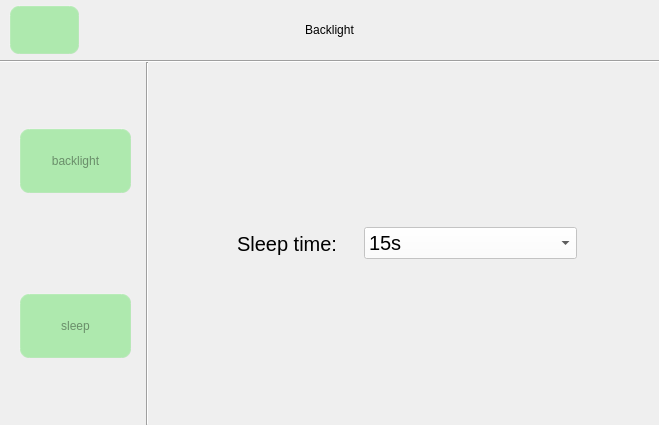
Above: backlight.ui from jizizihe/baijie_demo before the change. Below: the same form after it.
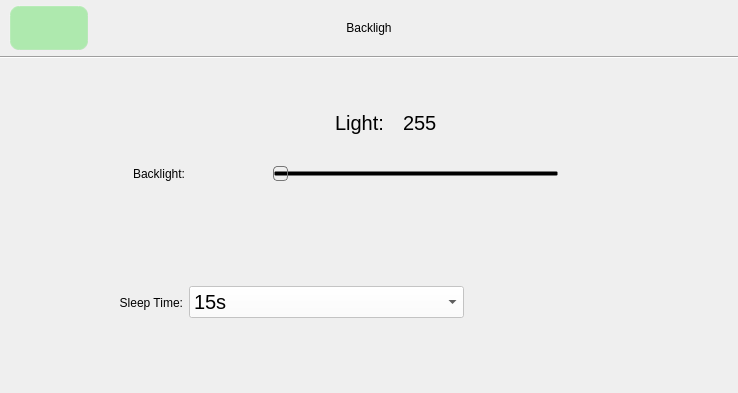
That is the form after the change. Icons and pictures are not drawn. Custom widgets are drawn as their Qt base class.

What changed in the file:
```diff
--- a/backlight.ui
+++ b/backlight.ui
@@ -6,8 +6,8 @@
    <rect>
     <x>0</x>
     <y>0</y>
-    <width>659</width>
-    <height>425</height>
+    <width>738</width>
+    <height>393</height>
    </rect>
   </property>
   <property name="sizePolicy">
@@ -30,38 +30,43 @@
 {
 border-image: url(:/button_image/all/background(1).png);
 }
-/****************按钮部件*******************/
+
+/****************QPushButton*******************/
 QPushButton{
-     background-color: rgba(100, 225, 100, 120);/*背景色*/
-     border-style: outset; /*边框样式*/
-     border-width:  2px;  /*边框宽度为4像素*/
-     border-radius: 10px; /*边框圆角半径*/
-     border-color: rgba(255, 225, 255, 30);/*边框颜色*/
-     color:rgba(0, 0, 0, 100);/*字体颜色*/
-     padding: 6px; /*填衬*/
-    outline: none; /*去掉按钮的虚线框*/
+     background-color: rgba(100, 225, 100, 120);
+     border-style: outset; 
+     border-width:  2px;  
+     border-radius: 10px;
+     border-color: rgba(255, 225, 255, 30);
+     color:rgba(0, 0, 0, 100);
+     padding: 6px; 
+    outline: none; 
 }
 
-QPushButton:hover{ /*鼠标悬停在按钮上时*/
+QPushButton:hover{ 
         background-color:rgba(100,255,100, 100);
         border-color: rgba(255, 225, 255, 200);
         color:rgba(0, 0, 0, 200);
 }
 
-QPushButton:pressed { /*按钮被按下时*/
+QPushButton:pressed { 
      background-color:rgba(100,255,100, 200);
      border-color: rgba(255, 225, 255, 30);
      border-style: inset;
      color:rgba(0, 0, 0, 100);
 }
-
 QComboBox QAbstractItemView {
-outline:0px;
-background-color:rgba(255, 255, 255, 180);
+     outline:0px;
+     background-color:rgba(255, 255, 255, 180);
 }
 QComboBox {
-outline:0px;
-background-color:rgba(255, 255, 255, 200);
+     outline:0px;
+     background-color:rgba(255, 255, 255, 200);
+}
+
+QMessageBox {
+	background-image: url(:/button_image/all/background.jpg);
+	border:1px solid gray;
 }
 
 QTextEdit
@@ -71,7 +76,7 @@
 }</string>
   </property>
   <widget class="QWidget" name="centralwidget">
-   <layout class="QGridLayout" name="gridLayout_2" rowstretch="1,0,6">
+   <layout class="QGridLayout" name="gridLayout" rowstretch="1,0,6">
     <property name="leftMargin">
      <number>0</number>
     </property>
@@ -87,6 +92,113 @@
     <property name="spacing">
      <number>0</number>
     </property>
+    <item row="0" column="0">
+     <layout class="QHBoxLayout" name="horizontalLayout" stretch="1,2,3,2,1">
+      <property name="spacing">
+       <number>0</number>
+      </property>
+      <property name="leftMargin">
+       <number>9</number>
+      </property>
+      <property name="topMargin">
+       <number>5</number>
+      </property>
+      <property name="rightMargin">
+       <number>9</number>
+      </property>
+      <property name="bottomMargin">
+       <number>5</number>
+      </property>
+      <item>
+       <widget class="QPushButton" name="btn_ret">
+        <property name="sizePolicy">
+         <sizepolicy hsizetype="Minimum" vsizetype="Minimum">
+          <horstretch>0</horstretch>
+          <verstretch>0</verstretch>
+         </sizepolicy>
+        </property>
+        <property name="minimumSize">
+         <size>
+          <width>0</width>
+          <height>0</height>
+         </size>
+        </property>
+        <property name="maximumSize">
+         <size>
+          <width>16777215</width>
+          <height>16777215</height>
+         </size>
+        </property>
+        <property name="styleSheet">
+         <string notr="true"/>
+        </property>
+        <property name="text">
+         <string/>
+        </property>
+        <property name="icon">
+         <iconset>
+          <normalon>:/button_image/return.png</normalon>
+         </iconset>
+        </property>
+        <property name="iconSize">
+         <size>
+          <width>32</width>
+          <height>32</height>
+         </size>
+        </property>
+       </widget>
+      </item>
+      <item>
+       <spacer name="horizontalSpacer_12">
+        <property name="orientation">
+         <enum>Qt::Horizontal</enum>
+        </property>
+        <property name="sizeHint" stdset="0">
+         <size>
+          <width>40</width>
+          <height>20</height>
+         </size>
+        </property>
+       </spacer>
+      </item>
+      <item>
+       <widget class="QLabel" name="lbl_backlightTitle">
+        <property name="text">
+         <string>Backligh</string>
+        </property>
+        <property name="alignment">
+         <set>Qt::AlignCenter</set>
+        </property>
+       </widget>
+      </item>
+      <item>
+       <spacer name="horizontalSpacer_2">
+        <property name="orientation">
+         <enum>Qt::Horizontal</enum>
+        </property>
+        <property name="sizeHint" stdset="0">
+         <size>
+          <width>40</width>
+          <height>20</height>
+         </size>
+        </property>
+       </spacer>
+      </item>
+      <item>
+       <spacer name="horizontalSpacer_11">
+        <property name="orientation">
+         <enum>Qt::Horizontal</enum>
+        </property>
+        <property name="sizeHint" stdset="0">
+         <size>
+          <width>40</width>
+          <height>20</height>
+         </size>
+        </property>
+       </spacer>
+      </item>
+     </layout>
+    </item>
     <item row="1" column="0">
      <widget class="Line" name="line">
       <property name="minimumSize">
@@ -110,410 +222,25 @@
      </widget>
     </item>
     <item row="2" column="0">
-     <layout class="QHBoxLayout" name="horizontalLayout_7" stretch="2,0,7">
-      <item>
-       <widget class="QWidget" name="widget" native="true">
-        <property name="sizePolicy">
-         <sizepolicy hsizetype="Preferred" vsizetype="Minimum">
-          <horstretch>0</horstretch>
-          <verstretch>0</verstretch>
-         </sizepolicy>
-        </property>
-        <property name="minimumSize">
-         <size>
-          <width>0</width>
-          <height>0</height>
-         </size>
-        </property>
-        <property name="maximumSize">
-         <size>
-          <width>16777215</width>
-          <height>16777215</height>
-         </size>
-        </property>
-        <layout class="QVBoxLayout" name="verticalLayout" stretch="2,2,3,2,2">
+     <layout class="QVBoxLayout" name="verticalLayout" stretch="2,1,3,2,3,2">
          <property name="spacing">
           <number>0</number>
          </property>
-         <property name="leftMargin">
-          <number>5</number>
-         </property>
-         <property name="topMargin">
-          <number>0</number>
-         </property>
-         <property name="rightMargin">
-          <number>0</number>
-         </property>
-         <property name="bottomMargin">
-          <number>0</number>
-         </property>
          <item>
-          <spacer name="verticalSpacer_4">
+       <spacer name="verticalSpacer">
            <property name="orientation">
             <enum>Qt::Vertical</enum>
            </property>
            <property name="sizeHint" stdset="0">
             <size>
              <width>20</width>
-             <height>90</height>
+          <height>40</height>
             </size>
            </property>
           </spacer>
          </item>
          <item>
-          <layout class="QHBoxLayout" name="horizontalLayout_5" stretch="1,8,1">
-           <property name="spacing">
-            <number>0</number>
-           </property>
-           <item>
-            <spacer name="horizontalSpacer_7">
-             <property name="orientation">
-              <enum>Qt::Horizontal</enum>
-             </property>
-             <property name="sizeHint" stdset="0">
-              <size>
-               <width>40</width>
-               <height>20</height>
-              </size>
-             </property>
-            </spacer>
-           </item>
-           <item>
-            <widget class="QPushButton" name="btn_ligth">
-             <property name="sizePolicy">
-              <sizepolicy hsizetype="Minimum" vsizetype="Minimum">
-               <horstretch>0</horstretch>
-               <verstretch>0</verstretch>
-              </sizepolicy>
-             </property>
-             <property name="minimumSize">
-              <size>
-               <width>0</width>
-               <height>0</height>
-              </size>
-             </property>
-             <property name="maximumSize">
-              <size>
-               <width>16777215</width>
-               <height>16777215</height>
-              </size>
-             </property>
-             <property name="text">
-              <string>backlight</string>
-             </property>
-             <property name="icon">
-              <iconset resource="translation.qrc">
-               <normaloff>:/button_image/backlight_2.svg</normaloff>:/button_image/backlight_2.svg</iconset>
-             </property>
-             <property name="iconSize">
-              <size>
-               <width>32</width>
-               <height>32</height>
-              </size>
-             </property>
-            </widget>
-           </item>
-           <item>
-            <spacer name="horizontalSpacer_8">
-             <property name="orientation">
-              <enum>Qt::Horizontal</enum>
-             </property>
-             <property name="sizeHint" stdset="0">
-              <size>
-               <width>40</width>
-               <height>20</height>
-              </size>
-             </property>
-            </spacer>
-           </item>
-          </layout>
-         </item>
-         <item>
-          <spacer name="verticalSpacer_5">
-           <property name="orientation">
-            <enum>Qt::Vertical</enum>
-           </property>
-           <property name="sizeHint" stdset="0">
-            <size>
-             <width>20</width>
-             <height>89</height>
-            </size>
-           </property>
-          </spacer>
-         </item>
-         <item>
-          <layout class="QHBoxLayout" name="horizontalLayout_6" stretch="1,8,1">
-           <property name="spacing">
-            <number>0</number>
-           </property>
-           <item>
-            <spacer name="horizontalSpacer_9">
-             <property name="orientation">
-              <enum>Qt::Horizontal</enum>
-             </property>
-             <property name="sizeHint" stdset="0">
-              <size>
-               <width>40</width>
-               <height>20</height>
-              </size>
-             </property>
-            </spacer>
-           </item>
-           <item>
-            <widget class="QPushButton" name="btn_sleep">
-             <property name="sizePolicy">
-              <sizepolicy hsizetype="Minimum" vsizetype="Minimum">
-               <horstretch>0</horstretch>
-               <verstretch>0</verstretch>
-              </sizepolicy>
-             </property>
-             <property name="minimumSize">
-              <size>
-               <width>0</width>
-               <height>0</height>
-              </size>
-             </property>
-             <property name="maximumSize">
-              <size>
-               <width>16777215</width>
-               <height>16777215</height>
-              </size>
-             </property>
-             <property name="text">
-              <string>sleep</string>
-             </property>
-             <property name="icon">
-              <iconset resource="translation.qrc">
-               <normaloff>:/button_image/moon1.svg</normaloff>:/button_image/moon1.svg</iconset>
-             </property>
-             <property name="iconSize">
-              <size>
-               <width>32</width>
-               <height>32</height>
-              </size>
-             </property>
-            </widget>
-           </item>
-           <item>
-            <spacer name="horizontalSpacer_10">
-             <property name="orientation">
-              <enum>Qt::Horizontal</enum>
-             </property>
-             <property name="sizeHint" stdset="0">
-              <size>
-               <width>40</width>
-               <height>20</height>
-              </size>
-             </property>
-            </spacer>
-           </item>
-          </layout>
-         </item>
-         <item>
-          <spacer name="verticalSpacer_6">
-           <property name="orientation">
-            <enum>Qt::Vertical</enum>
-           </property>
-           <property name="sizeHint" stdset="0">
-            <size>
-             <width>20</width>
-             <height>90</height>
-            </size>
-           </property>
-          </spacer>
-         </item>
-        </layout>
-       </widget>
-      </item>
-      <item>
-       <widget class="Line" name="line_2">
-        <property name="maximumSize">
-         <size>
-          <width>2</width>
-          <height>16777215</height>
-         </size>
-        </property>
-        <property name="orientation">
-         <enum>Qt::Vertical</enum>
-        </property>
-       </widget>
-      </item>
-      <item>
-       <widget class="QStackedWidget" name="stackedWidget">
-        <property name="currentIndex">
-         <number>0</number>
-        </property>
-        <widget class="QWidget" name="page_3">
-         <layout class="QGridLayout" name="gridLayout_3" rowstretch="3,1,3" columnstretch="1,5,1">
-          <property name="leftMargin">
-           <number>0</number>
-          </property>
-          <property name="topMargin">
-           <number>0</number>
-          </property>
-          <property name="rightMargin">
-           <number>0</number>
-          </property>
-          <property name="bottomMargin">
-           <number>0</number>
-          </property>
-          <property name="spacing">
-           <number>0</number>
-          </property>
-          <item row="0" column="1">
-           <spacer name="verticalSpacer_7">
-            <property name="orientation">
-             <enum>Qt::Vertical</enum>
-            </property>
-            <property name="sizeHint" stdset="0">
-             <size>
-              <width>20</width>
-              <height>144</height>
-             </size>
-            </property>
-           </spacer>
-          </item>
-          <item row="1" column="0">
-           <spacer name="horizontalSpacer_4">
-            <property name="orientation">
-             <enum>Qt::Horizontal</enum>
-            </property>
-            <property name="sizeHint" stdset="0">
-             <size>
-              <width>71</width>
-              <height>20</height>
-             </size>
-            </property>
-           </spacer>
-          </item>
-          <item row="1" column="1">
-           <widget class="QWidget" name="widget_2" native="true">
-            <property name="styleSheet">
-             <string notr="true"/>
-            </property>
-            <layout class="QHBoxLayout" name="horizontalLayout_3" stretch="5,1,10">
-             <item>
-              <widget class="QLabel" name="label">
-               <property name="font">
-                <font>
-                 <pointsize>15</pointsize>
-                </font>
-               </property>
-               <property name="text">
-                <string>Sleep time:</string>
-               </property>
-               <property name="alignment">
-                <set>Qt::AlignRight|Qt::AlignTrailing|Qt::AlignVCenter</set>
-               </property>
-              </widget>
-             </item>
-             <item>
-              <spacer name="horizontalSpacer">
-               <property name="orientation">
-                <enum>Qt::Horizontal</enum>
-               </property>
-               <property name="sizeHint" stdset="0">
-                <size>
-                 <width>18</width>
-                 <height>20</height>
-                </size>
-               </property>
-              </spacer>
-             </item>
-             <item>
-              <widget class="QComboBox" name="comboBox">
-               <property name="sizePolicy">
-                <sizepolicy hsizetype="Minimum" vsizetype="Fixed">
-                 <horstretch>0</horstretch>
-                 <verstretch>0</verstretch>
-                </sizepolicy>
-               </property>
-               <property name="minimumSize">
-                <size>
-                 <width>0</width>
-                 <height>0</height>
-                </size>
-               </property>
-               <property name="font">
-                <font>
-                 <pointsize>15</pointsize>
-                </font>
-               </property>
-               <property name="styleSheet">
-                <string notr="true"/>
-               </property>
-               <item>
-                <property name="text">
-                 <string>15s</string>
-                </property>
-               </item>
-               <item>
-                <property name="text">
-                 <string>30s</string>
-                </property>
-               </item>
-               <item>
-                <property name="text">
-                 <string>1min</string>
-                </property>
-               </item>
-               <item>
-                <property name="text">
-                 <string>2min</string>
-                </property>
-               </item>
-               <item>
-                <property name="text">
-                 <string>5min</string>
-                </property>
-               </item>
-               <item>
-                <property name="text">
-                 <string>10min</string>
-                </property>
-               </item>
-               <item>
-                <property name="text">
-                 <string>never</string>
-                </property>
-               </item>
-              </widget>
-             </item>
-            </layout>
-           </widget>
-          </item>
-          <item row="1" column="2">
-           <spacer name="horizontalSpacer_5">
-            <property name="orientation">
-             <enum>Qt::Horizontal</enum>
-            </property>
-            <property name="sizeHint" stdset="0">
-             <size>
-              <width>71</width>
-              <height>20</height>
-             </size>
-            </property>
-           </spacer>
-          </item>
-          <item row="2" column="1">
-           <spacer name="verticalSpacer_8">
-            <property name="orientation">
-             <enum>Qt::Vertical</enum>
-            </property>
-            <property name="sizeHint" stdset="0">
-             <size>
-              <width>20</width>
-              <height>144</height>
-             </size>
-            </property>
-           </spacer>
-          </item>
-         </layout>
-        </widget>
-        <widget class="QWidget" name="page_2">
-         <layout class="QGridLayout" name="gridLayout">
-          <item row="1" column="0">
-           <layout class="QHBoxLayout" name="horizontalLayout_2" stretch="4,1,1,4">
+       <layout class="QHBoxLayout" name="horizontalLayout_2" stretch="5,1,1,4">
             <item>
              <spacer name="horizontalSpacer_3">
               <property name="orientation">
@@ -528,19 +255,22 @@
              </spacer>
             </item>
             <item>
-             <widget class="QLabel" name="label_3">
+         <widget class="QLabel" name="lbl_light">
               <property name="font">
                <font>
                 <pointsize>15</pointsize>
                </font>
               </property>
               <property name="text">
-               <string>light:</string>
+           <string>Light:</string>
+          </property>
+          <property name="alignment">
+           <set>Qt::AlignBottom|Qt::AlignLeading|Qt::AlignLeft</set>
               </property>
              </widget>
             </item>
             <item>
-             <widget class="QLabel" name="label_num">
+         <widget class="QLabel" name="lbl_lightValue">
               <property name="minimumSize">
                <size>
                 <width>30</width>
@@ -562,7 +292,7 @@
                <string>255</string>
               </property>
               <property name="alignment">
-               <set>Qt::AlignLeading|Qt::AlignLeft|Qt::AlignVCenter</set>
+           <set>Qt::AlignBottom|Qt::AlignLeading|Qt::AlignLeft</set>
               </property>
              </widget>
             </item>
@@ -581,7 +311,32 @@
             </item>
            </layout>
           </item>
-          <item row="2" column="0">
+      <item>
+       <layout class="QHBoxLayout" name="horizontalLayout_5" stretch="2,2,10,1,1">
+        <item>
+         <spacer name="horizontalSpacer_10">
+          <property name="orientation">
+           <enum>Qt::Horizontal</enum>
+          </property>
+          <property name="sizeHint" stdset="0">
+           <size>
+            <width>40</width>
+            <height>20</height>
+           </size>
+          </property>
+         </spacer>
+        </item>
+        <item>
+         <widget class="QLabel" name="lbl_backlight">
+          <property name="text">
+           <string>Backlight:</string>
+          </property>
+          <property name="alignment">
+           <set>Qt::AlignRight|Qt::AlignTrailing|Qt::AlignVCenter</set>
+          </property>
+         </widget>
+        </item>
+        <item>
            <widget class="QFrame" name="frame">
             <property name="sizePolicy">
              <sizepolicy hsizetype="Minimum" vsizetype="Minimum">
@@ -592,7 +347,7 @@
             <property name="minimumSize">
              <size>
               <width>0</width>
-              <height>100</height>
+            <height>0</height>
              </size>
             </property>
             <property name="maximumSize">
@@ -602,7 +357,8 @@
              </size>
             </property>
             <property name="styleSheet">
-             <string notr="true"/>
+           <string notr="true"> border-color: transparent;
+background-color: transparent;</string>
             </property>
             <property name="frameShape">
              <enum>QFrame::StyledPanel</enum>
@@ -610,34 +366,40 @@
             <property name="frameShadow">
              <enum>QFrame::Raised</enum>
             </property>
-            <layout class="QHBoxLayout" name="horizontalLayout_4" stretch="1,10,1">
+          <layout class="QHBoxLayout" name="horizontalLayout_4" stretch="1,4,1">
+           <property name="topMargin">
+            <number>0</number>
+           </property>
+           <property name="bottomMargin">
+            <number>0</number>
+           </property>
              <item>
-              <widget class="QLabel" name="label_2">
+            <widget class="QLabel" name="lbl_lightDwon">
                <property name="sizePolicy">
-                <sizepolicy hsizetype="Fixed" vsizetype="Minimum">
+              <sizepolicy hsizetype="Minimum" vsizetype="Minimum">
                  <horstretch>0</horstretch>
                  <verstretch>0</verstretch>
                 </sizepolicy>
                </property>
                <property name="maximumSize">
                 <size>
-                 <width>60</width>
-                 <height>60</height>
-                </size>
-               </property>
+               <width>16777215</width>
+               <height>16777215</height>
+              </size>
+             </property>
+             <property name="styleSheet">
+              <string notr="true">border-image: url(:/button_image/light_l.png);</string>
+             </property>
                <property name="text">
                 <string/>
                </property>
-               <property name="pixmap">
-                <pixmap resource="translation.qrc">:/button_image/light_l.png</pixmap>
-               </property>
                <property name="scaledContents">
                 <bool>true</bool>
                </property>
               </widget>
              </item>
              <item>
-              <widget class="MySlider" name="horizontalSlider">
+            <widget class="MySlider" name="horizontalSlider_light">
                <property name="minimumSize">
                 <size>
                  <width>0</width>
@@ -653,7 +415,7 @@
   
 QSlider::groove:horizontal
 {
-  height: 50px;
+       height: 50px;
        margin: 0px 0;                                         
 }
 
@@ -661,12 +423,11 @@
 {
     background: qlineargradient(x1:0, y1:0, x2:1, y2:1,  
     stop:0 #eee, stop:1 #ccc);  
-border: 1px solid #777;  
-width: 13px;  
-margin-top: -2px;  
-margin-bottom: -2px;  
-border-radius: 4px;  
-
+    border: 1px solid #777;  
+    width: 13px;  
+    margin-top: -2px;  
+    margin-bottom: -2px;  
+    border-radius: 4px;  
 }</string>
                </property>
                <property name="orientation">
@@ -678,7 +439,7 @@
               </widget>
              </item>
              <item>
-              <widget class="QLabel" name="label_4">
+            <widget class="QLabel" name="lbl_lightUp">
                <property name="sizePolicy">
                 <sizepolicy hsizetype="Minimum" vsizetype="Minimum">
                  <horstretch>0</horstretch>
@@ -687,16 +448,16 @@
                </property>
                <property name="maximumSize">
                 <size>
-                 <width>60</width>
-                 <height>60</height>
-                </size>
-               </property>
+               <width>16777215</width>
+               <height>16777215</height>
+              </size>
+             </property>
+             <property name="styleSheet">
+              <string notr="true">border-image: url(:/button_image/light_h.png);</string>
+             </property>
                <property name="text">
                 <string/>
                </property>
-               <property name="pixmap">
-                <pixmap resource="translation.qrc">:/button_image/light_h.png</pixmap>
-               </property>
                <property name="scaledContents">
                 <bool>true</bool>
                </property>
@@ -705,33 +466,35 @@
             </layout>
            </widget>
           </item>
-          <item row="3" column="0">
-           <spacer name="verticalSpacer">
+        <item>
+         <spacer name="horizontalSpacer">
             <property name="orientation">
-             <enum>Qt::Vertical</enum>
+           <enum>Qt::Horizontal</enum>
             </property>
             <property name="sizeHint" stdset="0">
              <size>
-              <width>20</width>
-              <height>40</height>
+            <width>40</width>
+            <height>20</height>
              </size>
             </property>
            </spacer>
           </item>
-          <item row="0" column="0">
-           <spacer name="verticalSpacer_2">
+        <item>
+         <spacer name="horizontalSpacer_13">
             <property name="orientation">
-             <enum>Qt::Vertical</enum>
+           <enum>Qt::Horizontal</enum>
             </property>
             <property name="sizeHint" stdset="0">
              <size>
-              <width>20</width>
-              <height>40</height>
+            <width>40</width>
+            <height>20</height>
              </size>
             </property>
            </spacer>
           </item>
-          <item row="4" column="0">
+       </layout>
+      </item>
+      <item>
            <spacer name="verticalSpacer_3">
             <property name="orientation">
              <enum>Qt::Vertical</enum>
@@ -744,33 +507,51 @@
             </property>
            </spacer>
           </item>
-         </layout>
-        </widget>
-       </widget>
-      </item>
-     </layout>
-    </item>
-    <item row="0" column="0">
-     <layout class="QHBoxLayout" name="horizontalLayout" stretch="1,2,3,2,1">
-      <property name="spacing">
-       <number>0</number>
-      </property>
+      <item>
+       <widget class="QWidget" name="widget_2" native="true">
+        <property name="styleSheet">
+         <string notr="true"/>
+        </property>
+        <layout class="QHBoxLayout" name="horizontalLayout_3" stretch="2,2,6,3,3">
       <property name="leftMargin">
-       <number>9</number>
+          <number>0</number>
       </property>
       <property name="topMargin">
-       <number>5</number>
+          <number>0</number>
       </property>
       <property name="rightMargin">
-       <number>9</number>
+          <number>0</number>
       </property>
       <property name="bottomMargin">
-       <number>5</number>
+          <number>0</number>
       </property>
       <item>
-       <widget class="QPushButton" name="return_2">
+          <spacer name="horizontalSpacer_5">
+           <property name="orientation">
+            <enum>Qt::Horizontal</enum>
+           </property>
+           <property name="sizeHint" stdset="0">
+            <size>
+             <width>40</width>
+             <height>20</height>
+            </size>
+           </property>
+          </spacer>
+         </item>
+         <item>
+          <widget class="QLabel" name="lbl_sleepTime">
+           <property name="text">
+            <string>Sleep Time:</string>
+           </property>
+           <property name="alignment">
+            <set>Qt::AlignRight|Qt::AlignTrailing|Qt::AlignVCenter</set>
+           </property>
+          </widget>
+         </item>
+         <item>
+          <widget class="QComboBox" name="cmb_sleep_time">
         <property name="sizePolicy">
-         <sizepolicy hsizetype="Minimum" vsizetype="Minimum">
+            <sizepolicy hsizetype="Minimum" vsizetype="Fixed">
           <horstretch>0</horstretch>
           <verstretch>0</verstretch>
          </sizepolicy>
@@ -781,91 +562,53 @@
           <height>0</height>
          </size>
         </property>
-        <property name="maximumSize">
-         <size>
-          <width>16777215</width>
-          <height>16777215</height>
-         </size>
+           <property name="font">
+            <font>
+             <pointsize>15</pointsize>
+            </font>
         </property>
         <property name="styleSheet">
-         <string notr="true">/****************按钮部件*******************/
-QPushButton{
-     background-color: rgba(100, 225, 100, 120);/*背景色*/
-     border-style: outset; /*边框样式*/
-     border-width:  2px;  /*边框宽度为4像素*/
-     border-radius: 10px; /*边框圆角半径*/
-     border-color: rgba(255, 225, 255, 30);/*边框颜色*/
-     font: bold 14px;/*字体*/
-     color:rgba(0, 0, 0, 100);/*字体颜色*/
-     padding: 6px; /*填衬*/
-    outline: none; /*去掉按钮的虚线框*/
-}
-
-QPushButton:hover{ /*鼠标悬停在按钮上时*/
-        background-color:rgba(100,255,100, 100);
-        border-color: rgba(255, 225, 255, 200);
-        color:rgba(0, 0, 0, 200);
-}
-
-QPushButton:pressed { /*按钮被按下时*/
-     background-color:rgba(100,255,100, 200);
-     border-color: rgba(255, 225, 255, 30);
-     border-style: inset;
-     color:rgba(0, 0, 0, 100);
-}
-
-/****************滑块部件*******************/
-
-
-QSlider::handle:horizontal { /*水平滑块的手柄*/
-        image: url(:/image/sliderHandle.png);
-}
-
-QSlider::sub-page:horizontal { /*水平滑块手柄以前的部分*/
-        border-image: url(:/image/slider.png);/*边框图片*/
-}</string>
-        </property>
+            <string notr="true"/>
+           </property>
+           <item>
         <property name="text">
-         <string/>
-        </property>
-        <property name="icon">
-         <iconset>
-          <normalon>:/button_image/return.png</normalon>
-         </iconset>
-        </property>
-        <property name="iconSize">
-         <size>
-          <width>32</width>
-          <height>32</height>
-         </size>
-        </property>
-       </widget>
+             <string>15s</string>
+            </property>
+           </item>
+           <item>
+            <property name="text">
+             <string>30s</string>
+            </property>
+           </item>
+           <item>
+            <property name="text">
+             <string>1min</string>
+            </property>
       </item>
       <item>
-       <spacer name="horizontalSpacer_12">
-        <property name="orientation">
-         <enum>Qt::Horizontal</enum>
-        </property>
-        <property name="sizeHint" stdset="0">
-         <size>
-          <width>40</width>
-          <height>20</height>
-         </size>
-        </property>
-       </spacer>
+            <property name="text">
+             <string>2min</string>
+            </property>
+           </item>
+           <item>
+            <property name="text">
+             <string>5min</string>
+            </property>
       </item>
       <item>
-       <widget class="QLabel" name="label_5">
         <property name="text">
-         <string>Backlight</string>
-        </property>
-        <property name="alignment">
-         <set>Qt::AlignCenter</set>
-        </property>
+             <string>10min</string>
+            </property>
+           </item>
+           <item>
+            <property name="text">
+             <string>never</string>
+            </property>
+           </item>
        </widget>
       </item>
       <item>
-       <spacer name="horizontalSpacer_2">
+          <spacer name="horizontalSpacer_7">
         <property name="orientation">
          <enum>Qt::Horizontal</enum>
         </property>
@@ -878,7 +621,7 @@
        </spacer>
       </item>
       <item>
-       <spacer name="horizontalSpacer_11">
+          <spacer name="horizontalSpacer_4">
         <property name="orientation">
          <enum>Qt::Horizontal</enum>
         </property>
@@ -886,6 +629,22 @@
          <size>
           <width>40</width>
           <height>20</height>
+            </size>
+           </property>
+          </spacer>
+         </item>
+        </layout>
+       </widget>
+      </item>
+      <item>
+       <spacer name="verticalSpacer_2">
+        <property name="orientation">
+         <enum>Qt::Vertical</enum>
+        </property>
+        <property name="sizeHint" stdset="0">
+         <size>
+          <width>20</width>
+          <height>40</height>
          </size>
         </property>
        </spacer>
@@ -899,7 +658,7 @@
     <rect>
      <x>0</x>
      <y>0</y>
-     <width>659</width>
+     <width>738</width>
      <height>22</height>
     </rect>
    </property>
```
Left out of the diff: 4 changed lines with no effect on the pictures. Lines whose indentation alone changed are shown as unchanged.
